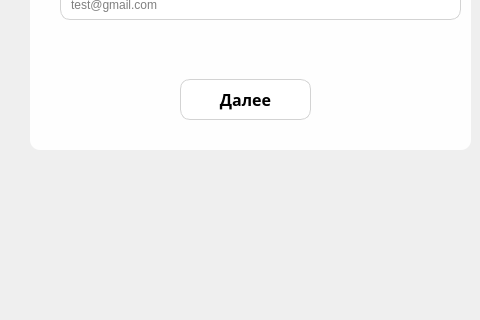
Above: interfaces/main.ui from teex124/AVIATO before the change; both pictures show x 320 to 800 and y 351 to 671 of the 1202 by 671 pixel window. Below: the same form after it.
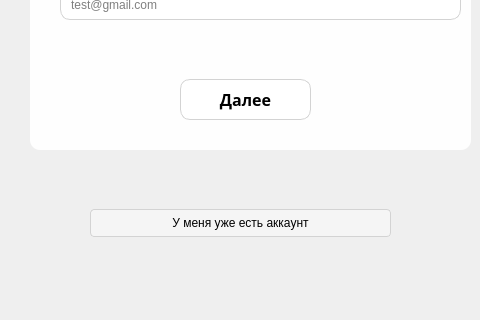
That is the form after the change. Icons and pictures are not drawn.

Diff of the .ui file:
```diff
--- a/interfaces/main.ui
+++ b/interfaces/main.ui
@@ -304,6 +304,22 @@
      </property>
     </widget>
    </widget>
+   <widget class="QPushButton" name="pushButton">
+    <property name="geometry">
+     <rect>
+      <x>410</x>
+      <y>560</y>
+      <width>301</width>
+      <height>28</height>
+     </rect>
+    </property>
+    <property name="text">
+     <string>У меня уже есть аккаунт</string>
+    </property>
+    <property name="flat">
+     <bool>true</bool>
+    </property>
+   </widget>
   </widget>
  </widget>
  <resources/>
```
